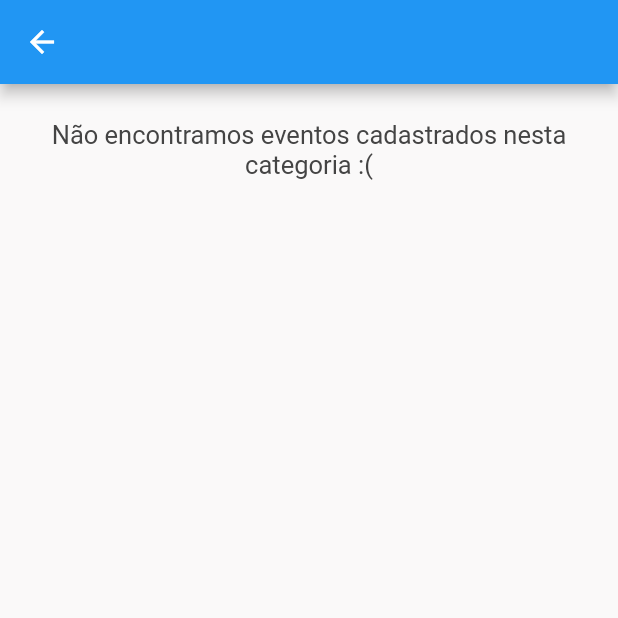
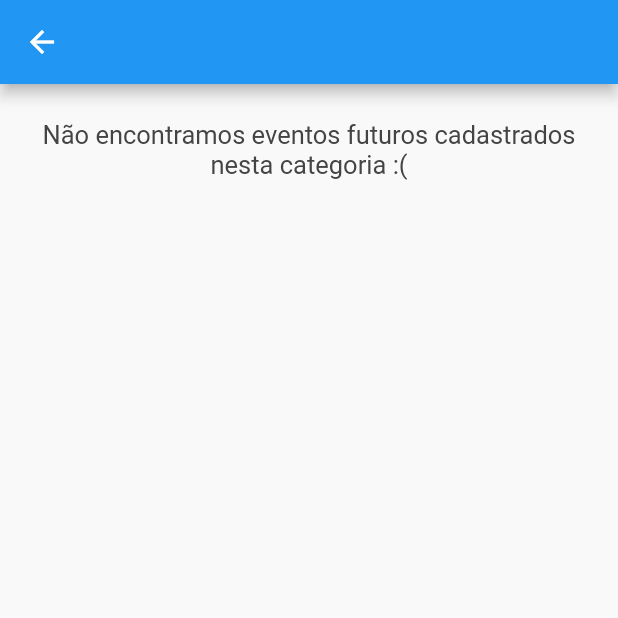
Before and after one commit to davidjentjens/buddies, a Flutter app: the CategoryScreen screen opened directly with empty values, on a phone screen of 412 x 824 dp, the top half of it. Run offline on Flutter 3.47's test engine with Material 2 defaults, Android fonts, the phone set to English and light mode, and no system bars; our stand-ins replace cloud_firestore, firebase_analytics, firebase_auth, firebase_core, flutter_dotenv, font_awesome_flutter and 4 more; missing offline and left inert: algolia, cloud_firestore_web, firebase_analytics_web, firebase_auth_web, firebase_core_web, geoflutterfire and 4 more; accounts and stored records are empty.

Commit message:
Incluir apenas eventos futuros na navegação por categoria

```diff
--- a/lib/screens/Category.dart
+++ b/lib/screens/Category.dart
@@ -1,3 +1,4 @@
+import 'package:buddies/widgets/Loader.dart';
 import 'package:flutter/material.dart';
 
 import '../models/Category.dart';
@@ -16,7 +17,8 @@ class CategoryScreen extends StatelessWidget {
       return [
         Padding(
           padding: const EdgeInsets.all(24.0),
-          child: Text("Não encontramos eventos cadastrados nesta categoria :(",
+          child: Text(
+              "Não encontramos eventos futuros cadastrados nesta categoria :(",
               textAlign: TextAlign.center),
         )
       ];
--- a/lib/services/Database/DatabaseService.dart
+++ b/lib/services/Database/DatabaseService.dart
@@ -10,6 +10,7 @@ class DatabaseService {
     return _db
         .collection('events')
         .where("category", isEqualTo: categoryId)
+        .where("startTime", isGreaterThan: DateTime.now())
         .get()
         .then((querySnap) => querySnap.docs
             .map((docSnap) => Event.fromMap(docSnap.data()))
```
